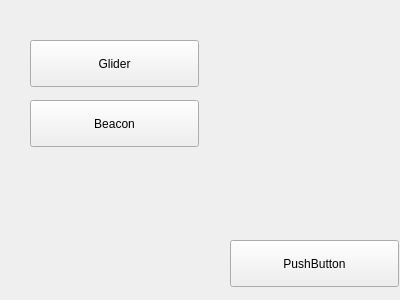
First picture: the form in project/project/src/ui/widget.ui, repository vitamys/cpp-project, before the edit.
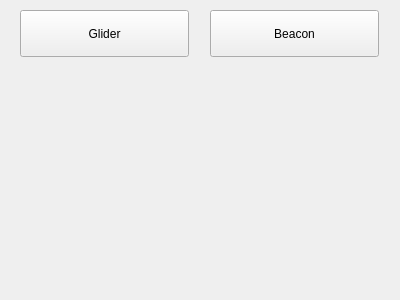
Second picture: the form after the edit.

Commit message: project with working interface

Patch:
```diff
--- a/project/project/src/ui/widget.ui
+++ b/project/project/src/ui/widget.ui
@@ -2,6 +2,9 @@
 <ui version="4.0">
  <class>Widget</class>
  <widget class="QWidget" name="Widget">
+  <property name="enabled">
+   <bool>true</bool>
+  </property>
   <property name="geometry">
    <rect>
     <x>0</x>
@@ -16,8 +19,8 @@
   <widget class="QPushButton" name="gliderButton">
    <property name="geometry">
     <rect>
-     <x>30</x>
-     <y>40</y>
+     <x>20</x>
+     <y>10</y>
      <width>169</width>
      <height>47</height>
     </rect>
@@ -29,8 +32,8 @@
   <widget class="QPushButton" name="beaconButton">
    <property name="geometry">
     <rect>
-     <x>30</x>
-     <y>100</y>
+     <x>210</x>
+     <y>10</y>
      <width>169</width>
      <height>47</height>
     </rect>
@@ -39,17 +42,20 @@
     <string>Beacon</string>
    </property>
   </widget>
-  <widget class="QPushButton" name="pushButton">
+  <widget class="QLabel" name="gridLabel">
+   <property name="enabled">
+    <bool>true</bool>
+   </property>
    <property name="geometry">
     <rect>
-     <x>230</x>
-     <y>240</y>
-     <width>169</width>
-     <height>47</height>
+     <x>10</x>
+     <y>10</y>
+     <width>361</width>
+     <height>271</height>
     </rect>
    </property>
    <property name="text">
-    <string>PushButton</string>
+    <string/>
    </property>
   </widget>
  </widget>
```
Left out of the diff: 3 changed lines with no effect on the pictures. The commit also changes 5 other files.
